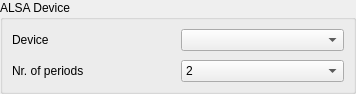
Before: the Qt Designer form src/traverso/ui/AlsaDevicesPage.ui in ErwanLegrand/Traverso-DAW, drawn with Qt 5.
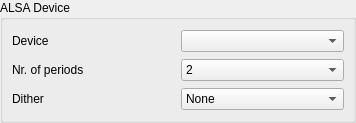
After: the same form once the commit is applied.

Commit message: * merged changes of  new release jack-audio-connection-kit 0.109.0 into AlsaDriver. * add Dither option to Alsa driver config page (dunno if dither makes sense, but well, it's there so why not adding the ability to use it :) )

```diff
--- a/src/traverso/ui/AlsaDevicesPage.ui
+++ b/src/traverso/ui/AlsaDevicesPage.ui
@@ -6,7 +6,7 @@
     <x>0</x>
     <y>0</y>
     <width>356</width>
-    <height>93</height>
+    <height>123</height>
    </rect>
   </property>
   <property name="windowTitle" >
@@ -29,7 +29,7 @@
        <number>9</number>
       </property>
       <property name="spacing" >
-       <number>9</number>
+       <number>6</number>
       </property>
       <item>
        <layout class="QHBoxLayout" >
@@ -116,6 +116,55 @@
         </item>
        </layout>
       </item>
+      <item>
+       <layout class="QHBoxLayout" >
+        <property name="margin" >
+         <number>0</number>
+        </property>
+        <property name="spacing" >
+         <number>6</number>
+        </property>
+        <item>
+         <widget class="QLabel" name="label_3" >
+          <property name="toolTip" >
+           <string>&lt;html>&lt;head>&lt;meta name="qrichtext" content="1" />&lt;style type="text/css">
+p, li { white-space: pre-wrap; }
+&lt;/style>&lt;/head>&lt;body style=" font-family:'Sans Serif'; font-size:9pt; font-weight:400; font-style:normal; text-decoration:none;">
+&lt;p style=" margin-top:0px; margin-bottom:0px; margin-left:0px; margin-right:0px; -qt-block-indent:0; text-indent:0px;">Dither is used to make the audio cleaner. &lt;/p>
+&lt;p style="-qt-paragraph-type:empty; margin-top:0px; margin-bottom:0px; margin-left:0px; margin-right:0px; -qt-block-indent:0; text-indent:0px;">&lt;/p>
+&lt;p style=" margin-top:0px; margin-bottom:0px; margin-left:0px; margin-right:0px; -qt-block-indent:0; text-indent:0px;">The best way to describe it is to imagine a painting with many dots. If you view it up close you can see each dot and the image is not very clear. If you view it from far away the image becomes clearer because your eyes/brain dither the dots to smooth out the image. It is a murky subject and obviously a very personal choice as to what dither is the best. For most people it is just plain magic. Anyone running at 16bit who cares about quality or has CPU cycles to spare should run with dither. Triangular is probably the best compromise of quality vs cpu cost (its very fast), but shaped is the best&lt;/p>&lt;/body>&lt;/html></string>
+          </property>
+          <property name="text" >
+           <string>Dither</string>
+          </property>
+         </widget>
+        </item>
+        <item>
+         <widget class="QComboBox" name="ditherShapeComboBox" >
+          <item>
+           <property name="text" >
+            <string>None</string>
+           </property>
+          </item>
+          <item>
+           <property name="text" >
+            <string>Shaped</string>
+           </property>
+          </item>
+          <item>
+           <property name="text" >
+            <string>Rectangular</string>
+           </property>
+          </item>
+          <item>
+           <property name="text" >
+            <string>Triangular</string>
+           </property>
+          </item>
+         </widget>
+        </item>
+       </layout>
+      </item>
      </layout>
     </widget>
    </item>
```
The commit also changes 9 other files.
